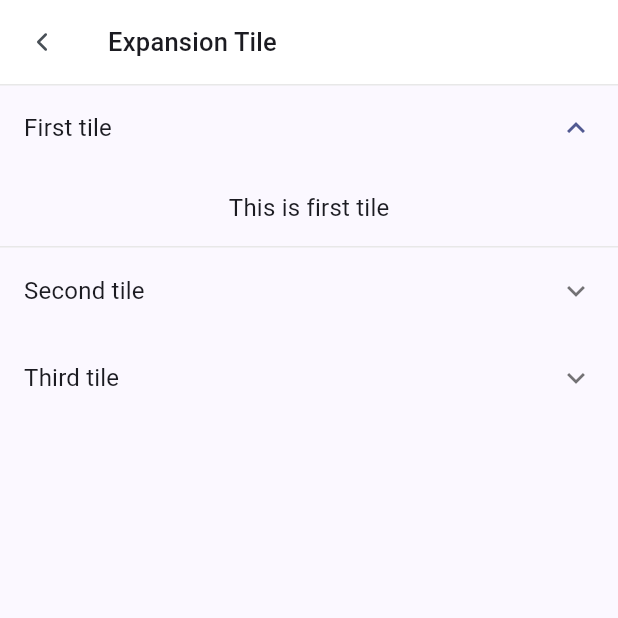
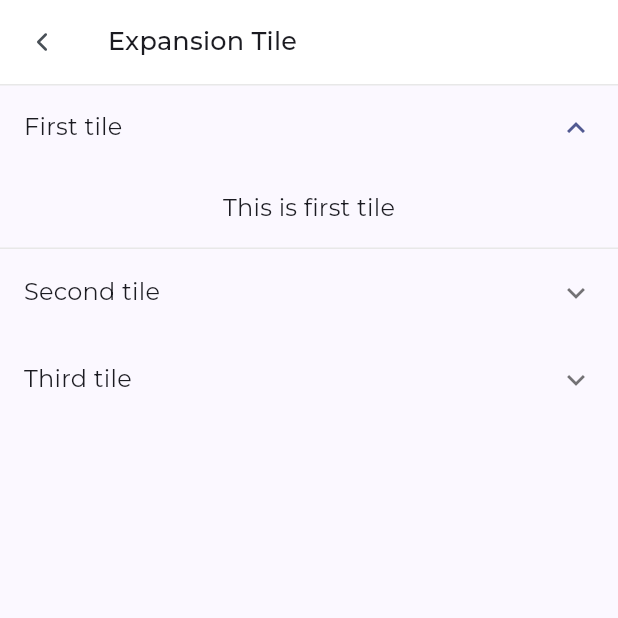
Before and after one commit to DhrumilBhayani/ldce_alumni, a Flutter app: the ExpansionTileWidget screen opened directly, on a phone screen of 412 x 824 dp, the top half of it. Run offline on Flutter 3.47's test engine with Material 2 defaults, Android fonts, the phone set to English and light mode, and no system bars; our stand-ins replace cached_network_image, carousel_slider, dropdown_button2, firebase_core, firebase_messaging, flutter_feather_icons and 11 more; missing offline and left inert: firebase_core_web, firebase_messaging_web, package_info_plus_web, shared_preferences_web; accounts and stored records are empty; network calls fail.

Commit message:
Changed Fonts

```diff
--- a/lib/core/text_style.dart
+++ b/lib/core/text_style.dart
@@ -43,7 +43,7 @@ enum FxTextType {
 }
 
 class FxTextStyle {
-  static Function _fontFamily = GoogleFonts.roboto;
+  static Function _fontFamily = GoogleFonts.montserrat;
 
   static Map<int, FontWeight> _defaultFontWeight = {
     100: FontWeight.w100,
--- a/lib/theme/app_theme.dart
+++ b/lib/theme/app_theme.dart
@@ -68,7 +68,7 @@ class AppTheme {
   static final ThemeData lightTheme = ThemeData(
     /// Brightness
     brightness: Brightness.light,
-
+    fontFamily: 'Montserrat',
     /// Primary Color
     primaryColor: Color(0xff3C4EC5),
 
@@ -87,7 +87,7 @@ class AppTheme {
     cardTheme: CardTheme(color: Color(0xfff0f0f0)),
     cardColor: Color(0xfff0f0f0),
 
-    textTheme: TextTheme(headline6: GoogleFonts.aBeeZee(), bodyText1: GoogleFonts.abel()),
+    textTheme: TextTheme(headline6: GoogleFonts.montserrat(), bodyText1: GoogleFonts.montserrat()),
 
     /// Colorscheme
     colorScheme: ColorScheme.fromSeed(seedColor: Color(0xff3C4EC5), brightness: Brightness.light),
```
